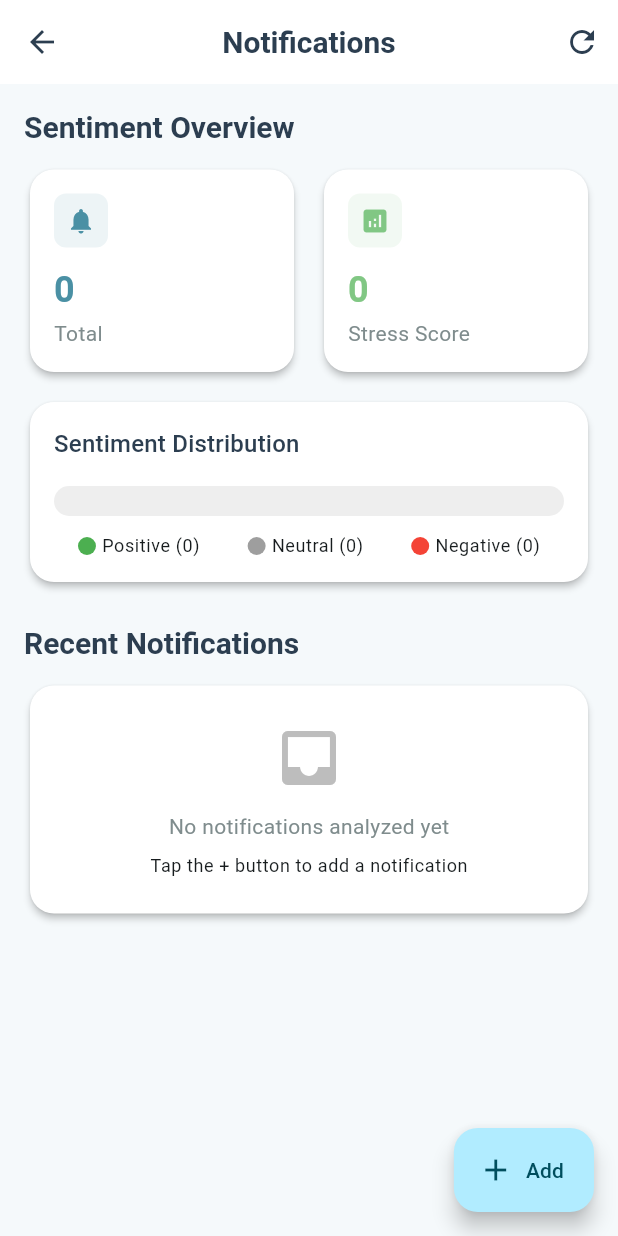
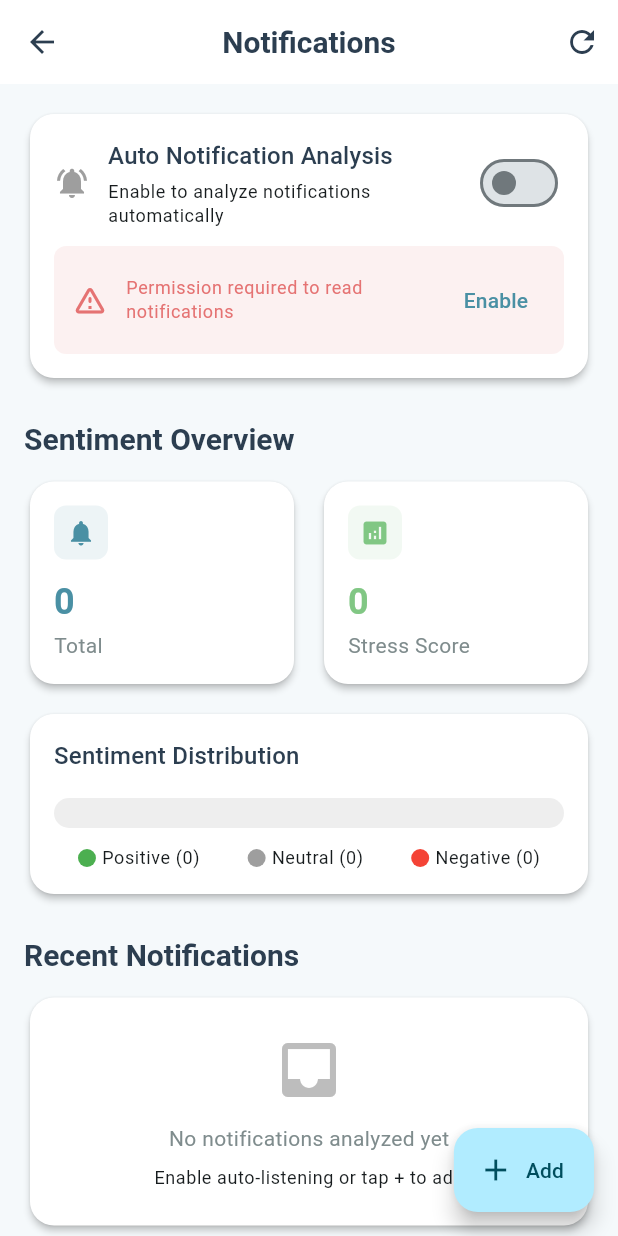
Before and after one commit to dexterhere04/Stress_Analyser_app, a Flutter app: the NotificationsScreen screen opened directly, on a phone screen of 412 x 824 dp. Run offline on Flutter 3.47's test engine with Material 3 defaults, Android fonts, the phone set to English and light mode, and no system bars; our stand-ins replace drift, equatable, fl_chart, flutter_riverpod; missing offline and left inert: ml_sentiment_simple; accounts and stored records are empty; generated files the repository leaves out were written again.

Commit message:
Update NotificationsScreen with auto-listening UI
Add auto-listening toggle card with status indicator
Add permission required warning with enable button
Show live indicator when auto-listening is active
Update empty state message to mention auto-listening

```diff
--- a/lib/presentation/views/screens/notifications_screen.dart
+++ b/lib/presentation/views/screens/notifications_screen.dart
@@ -24,6 +24,7 @@ class _NotificationsScreenState extends ConsumerState<NotificationsScreen> {
       ref
           .read(notificationViewModelProvider.notifier)
           .loadRecentNotifications();
+      ref.read(notificationViewModelProvider.notifier).checkPermission();
     });
   }
 
@@ -62,9 +63,122 @@ class _NotificationsScreenState extends ConsumerState<NotificationsScreen> {
         child: Column(
           crossAxisAlignment: CrossAxisAlignment.start,
           children: [
+            _buildAutoListeningCard(vm),
+            const SizedBox(height: 24),
             _buildStatsSection(vm),
             const SizedBox(height: 24),
             _buildNotificationsList(vm),
+          ],
+        ),
+      ),
+    );
+  }
+
+  Widget _buildAutoListeningCard(NotificationViewModel vm) {
+    return Card(
+      child: Padding(
+        padding: const EdgeInsets.all(16),
+        child: Column(
+          crossAxisAlignment: CrossAxisAlignment.start,
+          children: [
+            Row(
+              children: [
+                Icon(
+                  Icons.notifications_active,
+                  color: vm.isAutoListening
+                      ? AppTheme.primaryColor
+                      : Colors.grey,
+                ),
+                const SizedBox(width: 12),
+                Expanded(
+                  child: Column(
+                    crossAxisAlignment: CrossAxisAlignment.start,
+                    children: [
+                      Text(
+                        'Auto Notification Analysis',
+                        style: Theme.of(context).textTheme.titleMedium,
+                      ),
+                      const SizedBox(height: 4),
+                      Text(
+                        vm.isAutoListening
+                            ? 'Listening for new notifications'
+                            : 'Enable to analyze notifications automatically',
+                        style: Theme.of(context).textTheme.bodySmall,
+                      ),
+                    ],
+                  ),
+                ),
+                Switch(
+                  value: vm.isAutoListening,
+                  onChanged: (value) {
+                    if (value) {
+                      ref
+                          .read(notificationViewModelProvider.notifier)
+                          .startAutoListening();
+                    } else {
+                      ref
+                          .read(notificationViewModelProvider.notifier)
+                          .stopAutoListening();
+                    }
+                  },
+                ),
+              ],
+            ),
+            if (!vm.hasPermission) ...[
+              const SizedBox(height: 12),
+              Container(
+                padding: const EdgeInsets.all(12),
+                decoration: BoxDecoration(
+                  color: AppTheme.stressedColor.withValues(alpha: 0.1),
+                  borderRadius: BorderRadius.circular(8),
+                ),
+                child: Row(
+                  children: [
+                    const Icon(
+                      Icons.warning_amber_rounded,
+                      color: AppTheme.stressedColor,
+                    ),
+                    const SizedBox(width: 12),
+                    Expanded(
+                      child: Text(
+                        'Permission required to read notifications',
+                        style: Theme.of(context).textTheme.bodySmall?.copyWith(
+                          color: AppTheme.stressedColor,
+                        ),
+                      ),
+                    ),
+                    TextButton(
+                      onPressed: () {
+                        ref
+                            .read(notificationViewModelProvider.notifier)
+                            .requestPermission();
+                      },
+                      child: const Text('Enable'),
+                    ),
+                  ],
+                ),
+              ),
+            ],
+            if (vm.isAutoListening) ...[
+              const SizedBox(height: 12),
+              Row(
+                children: [
+                  Container(
+                    width: 8,
+                    height: 8,
+                    decoration: const BoxDecoration(
+                      color: AppTheme.calmColor,
+                      shape: BoxShape.circle,
+                    ),
+                  ),
+                  const SizedBox(width: 8),
+                  Text(
+                    'Listening for notifications from all apps',
+                    style: Theme.of(context).textTheme.bodySmall,
+                  ),
+                ],
+              ),
+            ],
           ],
         ),
       ),
@@ -165,7 +279,7 @@ class _NotificationsScreenState extends ConsumerState<NotificationsScreen> {
       child: Row(
         children: [
           Expanded(
-            flex: (positiveWidth * 100).round(),
+            flex: (positiveWidth * 100).round().clamp(1, 100),
             child: Container(
               decoration: BoxDecoration(
                 color: AppTheme.positiveSentiment,
@@ -176,11 +290,11 @@ class _NotificationsScreenState extends ConsumerState<NotificationsScreen> {
             ),
           ),
           Expanded(
-            flex: (neutralWidth * 100).round(),
+            flex: (neutralWidth * 100).round().clamp(1, 100),
             child: Container(color: AppTheme.neutralSentiment),
           ),
           Expanded(
-            flex: (negativeWidth * 100).round(),
+            flex: (negativeWidth * 100).round().clamp(1, 100),
             child: Container(
               decoration: BoxDecoration(
                 color: AppTheme.negativeSentiment,
@@ -215,9 +329,42 @@ class _NotificationsScreenState extends ConsumerState<NotificationsScreen> {
     return Column(
       crossAxisAlignment: CrossAxisAlignment.start,
       children: [
-        Text(
-          'Recent Notifications',
-          style: Theme.of(context).textTheme.titleLarge,
+        Row(
+          mainAxisAlignment: MainAxisAlignment.spaceBetween,
+          children: [
+            Text(
+              'Recent Notifications',
+              style: Theme.of(context).textTheme.titleLarge,
+            ),
+            if (vm.isAutoListening)
+              Container(
+                padding: const EdgeInsets.symmetric(horizontal: 8, vertical: 4),
+                decoration: BoxDecoration(
+                  color: AppTheme.calmColor.withValues(alpha: 0.1),
+                  borderRadius: BorderRadius.circular(12),
+                ),
+                child: Row(
+                  mainAxisSize: MainAxisSize.min,
+                  children: [
+                    Container(
+                      width: 6,
+                      height: 6,
+                      decoration: const BoxDecoration(
+                        color: AppTheme.calmColor,
+                        shape: BoxShape.circle,
+                      ),
+                    ),
+                    const SizedBox(width: 4),
+                    Text(
+                      'Live',
+                      style: Theme.of(context).textTheme.bodySmall?.copyWith(
+                        color: AppTheme.calmColor,
+                      ),
+                    ),
+                  ],
+                ),
+              ),
+          ],
         ),
         const SizedBox(height: 12),
         if (notifications.isEmpty)
@@ -235,7 +382,7 @@ class _NotificationsScreenState extends ConsumerState<NotificationsScreen> {
                     ),
                     const SizedBox(height: 8),
                     Text(
-                      'Tap the + button to add a notification',
+                      'Enable auto-listening or tap + to add',
                       style: Theme.of(context).textTheme.bodySmall,
                     ),
                   ],
```
